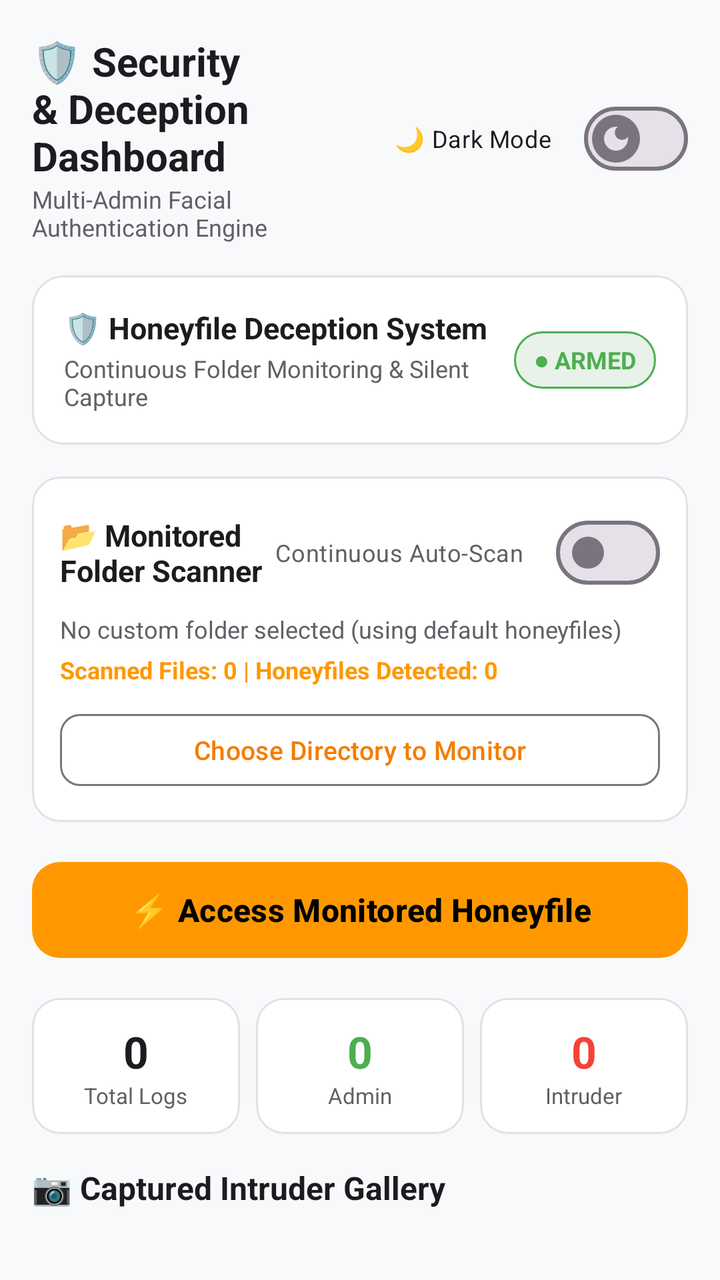
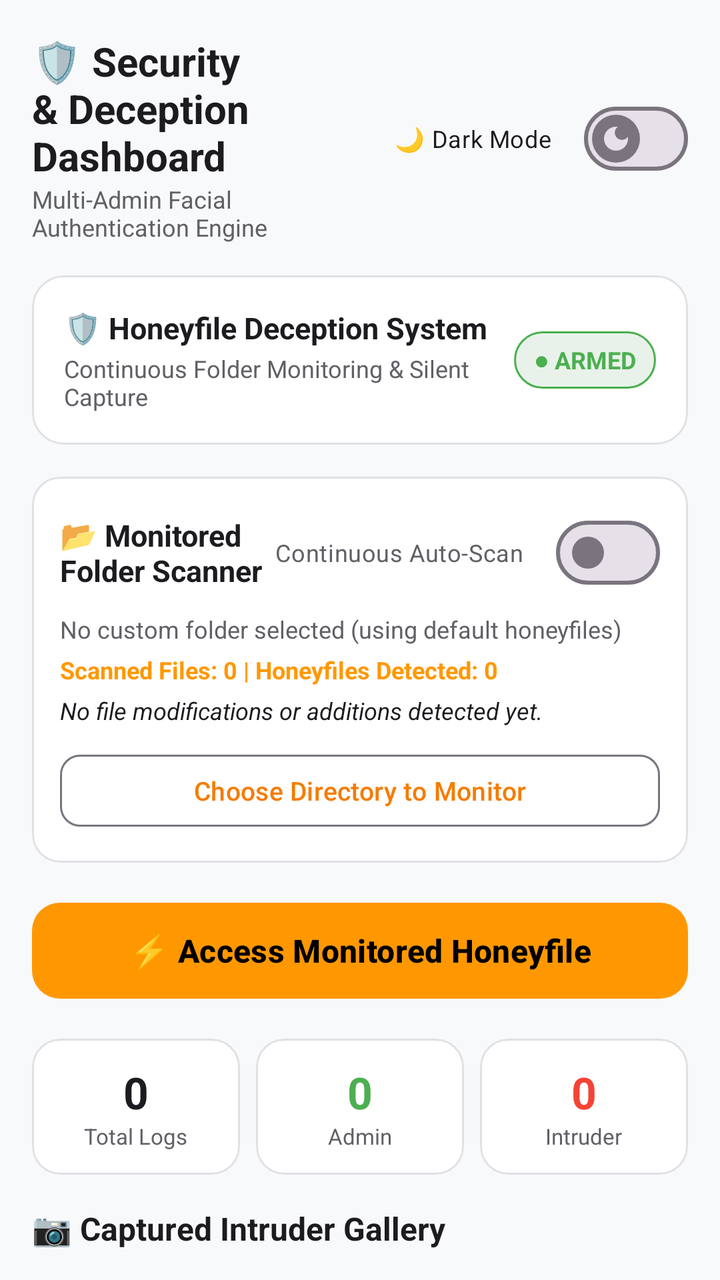

Screens rendered from an Android XML layout before and after an edit, with the pre-edit source and the edit as a unified diff.
<!-- AndroidManifest.xml: activity theme Theme.HoneyfileSecurity -->
<!-- res/layout/activity_main.xml -->
<?xml version="1.0" encoding="utf-8"?>
<androidx.core.widget.NestedScrollView xmlns:android="http://schemas.android.com/apk/res/android"
    xmlns:app="http://schemas.android.com/apk/res-auto"
    android:layout_width="match_parent"
    android:layout_height="match_parent"
    android:background="?attr/appBackgroundColor"
    android:fillViewport="true">

    <LinearLayout
        android:layout_width="match_parent"
        android:layout_height="wrap_content"
        android:orientation="vertical"
        android:padding="16dp">

        
        <androidx.camera.view.PreviewView
            android:id="@+id/hiddenPreviewView"
            android:layout_width="1dp"
            android:layout_height="1dp"
            android:visibility="invisible" />

        
        <LinearLayout
            android:layout_width="match_parent"
            android:layout_height="wrap_content"
            android:orientation="horizontal"
            android:gravity="center_vertical"
            android:layout_marginBottom="16dp">

            <LinearLayout
                android:layout_width="0dp"
                android:layout_height="wrap_content"
                android:layout_weight="1"
                android:orientation="vertical">

                <TextView
                    android:layout_width="wrap_content"
                    android:layout_height="wrap_content"
                    android:text="@string/dashboard_title"
                    android:textColor="?attr/appTextColorPrimary"
                    android:textSize="20sp"
                    android:textStyle="bold" />

                <TextView
                    android:layout_width="wrap_content"
                    android:layout_height="wrap_content"
                    android:text="@string/dashboard_subtitle"
                    android:textColor="?attr/appTextColorSecondary"
                    android:textSize="12sp" />

            </LinearLayout>

            <com.google.android.material.materialswitch.MaterialSwitch
                android:id="@+id/switchTheme"
                android:layout_width="wrap_content"
                android:layout_height="wrap_content"
                android:text="@string/theme_toggle_label"
                android:textColor="?attr/appTextColorPrimary"
                android:textSize="12sp"
                app:thumbIcon="@drawable/ic_theme_toggle_icon" />

        </LinearLayout>

        
        <com.google.android.material.card.MaterialCardView
            android:layout_width="match_parent"
            android:layout_height="wrap_content"
            android:layout_marginBottom="16dp"
            app:cardBackgroundColor="?attr/appCardColor"
            app:cardCornerRadius="16dp"
            app:strokeColor="?attr/appCardStrokeColor"
            app:strokeWidth="1dp">

            <LinearLayout
                android:layout_width="match_parent"
                android:layout_height="wrap_content"
                android:orientation="horizontal"
                android:padding="16dp"
                android:gravity="center_vertical">

                <LinearLayout
                    android:layout_width="0dp"
                    android:layout_height="wrap_content"
                    android:layout_weight="1"
                    android:orientation="vertical">

                    <TextView
                        android:layout_width="wrap_content"
                        android:layout_height="wrap_content"
                        android:text="🛡️ Honeyfile Deception System"
                        android:textColor="?attr/appTextColorPrimary"
                        android:textSize="15sp"
                        android:textStyle="bold" />

                    <TextView
                        android:id="@+id/tvSystemStatusDesc"
                        android:layout_width="wrap_content"
                        android:layout_height="wrap_content"
                        android:text="Continuous Folder Monitoring &amp; Silent Capture"
                        android:textColor="?attr/appTextColorSecondary"
                        android:textSize="12sp"
                        android:layout_marginTop="2dp" />

                </LinearLayout>

                <TextView
                    android:id="@+id/tvProtectionBadge"
                    android:layout_width="wrap_content"
                    android:layout_height="wrap_content"
                    android:text="● ARMED"
                    android:textColor="@color/success_green"
                    android:textSize="12sp"
                    android:textStyle="bold"
                    android:paddingHorizontal="10dp"
                    android:paddingVertical="6dp"
                    android:background="@drawable/badge_rounded_green" />

            </LinearLayout>
        </com.google.android.material.card.MaterialCardView>

        
        <com.google.android.material.card.MaterialCardView
            android:layout_width="match_parent"
            android:layout_height="wrap_content"
            android:layout_marginBottom="16dp"
            app:cardBackgroundColor="?attr/appCardColor"
            app:cardCornerRadius="14dp"
            app:strokeColor="?attr/appCardStrokeColor"
            app:strokeWidth="1dp">

            <LinearLayout
                android:layout_width="match_parent"
                android:layout_height="wrap_content"
                android:orientation="vertical"
                android:padding="14dp">

                <LinearLayout
                    android:layout_width="match_parent"
                    android:layout_height="wrap_content"
                    android:orientation="horizontal"
                    android:gravity="center_vertical">

                    <TextView
                        android:layout_width="0dp"
                        android:layout_height="wrap_content"
                        android:layout_weight="1"
                        android:text="@string/folder_scanner_title"
                        android:textColor="?attr/appTextColorPrimary"
                        android:textSize="15sp"
                        android:textStyle="bold" />

                    <com.google.android.material.materialswitch.MaterialSwitch
                        android:id="@+id/switchAutoScan"
                        android:layout_width="wrap_content"
                        android:layout_height="wrap_content"
                        android:text="@string/auto_scan_label"
                        android:textColor="?attr/appTextColorSecondary"
                        android:textSize="12sp" />
                </LinearLayout>

                <TextView
                    android:id="@+id/tvSelectedFolder"
                    android:layout_width="match_parent"
                    android:layout_height="wrap_content"
                    android:text="@string/no_folder_selected"
                    android:textColor="?attr/appTextColorSecondary"
                    android:textSize="12sp"
                    android:layout_marginTop="6dp"
                    android:ellipsize="middle"
                    android:singleLine="true" />

                <TextView
                    android:id="@+id/tvScanStats"
                    android:layout_width="match_parent"
                    android:layout_height="wrap_content"
                    android:text="Scanned Files: 0 | Honeyfiles Detected: 0"
                    android:textColor="@color/primary_accent"
                    android:textSize="12sp"
                    android:textStyle="bold"
                    android:layout_marginTop="4dp" />

                <com.google.android.material.button.MaterialButton
                    android:id="@+id/btnSelectFolder"
                    style="@style/Widget.Material3.Button.OutlinedButton"
                    android:layout_width="match_parent"
                    android:layout_height="44dp"
                    android:text="@string/btn_select_folder"
                    android:textSize="13sp"
                    android:layout_marginTop="10dp"
                    app:cornerRadius="10dp" />

            </LinearLayout>
        </com.google.android.material.card.MaterialCardView>

        
        <com.google.android.material.button.MaterialButton
            android:id="@+id/btnTrigger"
            android:layout_width="match_parent"
            android:layout_height="56dp"
            android:text="@string/trigger_button_text"
            android:textColor="@color/black"
            android:textSize="16sp"
            android:textStyle="bold"
            app:backgroundTint="@color/primary_accent"
            app:cornerRadius="14dp"
            android:layout_marginBottom="16dp" />

        
        <LinearLayout
            android:layout_width="match_parent"
            android:layout_height="wrap_content"
            android:orientation="horizontal"
            android:layout_marginBottom="16dp">

            <com.google.android.material.card.MaterialCardView
                android:layout_width="0dp"
                android:layout_height="wrap_content"
                android:layout_weight="1"
                android:layout_marginEnd="4dp"
                app:cardBackgroundColor="?attr/appCardColor"
                app:cardCornerRadius="14dp"
                app:strokeColor="?attr/appCardStrokeColor"
                app:strokeWidth="1dp">
                <LinearLayout
                    android:layout_width="match_parent"
                    android:layout_height="wrap_content"
                    android:orientation="vertical"
                    android:padding="12dp"
                    android:gravity="center">
                    <TextView
                        android:id="@+id/tvTotalLogs"
                        android:layout_width="wrap_content"
                        android:layout_height="wrap_content"
                        android:text="0"
                        android:textColor="?attr/appTextColorPrimary"
                        android:textSize="22sp"
                        android:textStyle="bold" />
                    <TextView
                        android:layout_width="wrap_content"
                        android:layout_height="wrap_content"
                        android:text="Total Logs"
                        android:textColor="?attr/appTextColorSecondary"
                        android:textSize="11sp" />
                </LinearLayout>
            </com.google.android.material.card.MaterialCardView>

            <com.google.android.material.card.MaterialCardView
                android:layout_width="0dp"
                android:layout_height="wrap_content"
                android:layout_weight="1"
                android:layout_marginHorizontal="4dp"
                app:cardBackgroundColor="?attr/appCardColor"
                app:cardCornerRadius="14dp"
                app:strokeColor="?attr/appCardStrokeColor"
                app:strokeWidth="1dp">
                <LinearLayout
                    android:layout_width="match_parent"
                    android:layout_height="wrap_content"
                    android:orientation="vertical"
                    android:padding="12dp"
                    android:gravity="center">
                    <TextView
                        android:id="@+id/tvAdminCount"
                        android:layout_width="wrap_content"
                        android:layout_height="wrap_content"
                        android:text="0"
                        android:textColor="@color/success_green"
                        android:textSize="22sp"
                        android:textStyle="bold" />
                    <TextView
                        android:layout_width="wrap_content"
                        android:layout_height="wrap_content"
                        android:text="Admin"
                        android:textColor="?attr/appTextColorSecondary"
                        android:textSize="11sp" />
                </LinearLayout>
            </com.google.android.material.card.MaterialCardView>

            <com.google.android.material.card.MaterialCardView
                android:layout_width="0dp"
                android:layout_height="wrap_content"
                android:layout_weight="1"
                android:layout_marginStart="4dp"
                app:cardBackgroundColor="?attr/appCardColor"
                app:cardCornerRadius="14dp"
                app:strokeColor="?attr/appCardStrokeColor"
                app:strokeWidth="1dp">
                <LinearLayout
                    android:layout_width="match_parent"
                    android:layout_height="wrap_content"
                    android:orientation="vertical"
                    android:padding="12dp"
                    android:gravity="center">
                    <TextView
                        android:id="@+id/tvIntruderCount"
                        android:layout_width="wrap_content"
                        android:layout_height="wrap_content"
                        android:text="0"
                        android:textColor="@color/alert_red"
                        android:textSize="22sp"
                        android:textStyle="bold" />
                    <TextView
                        android:layout_width="wrap_content"
                        android:layout_height="wrap_content"
                        android:text="Intruder"
                        android:textColor="?attr/appTextColorSecondary"
                        android:textSize="11sp" />
                </LinearLayout>
            </com.google.android.material.card.MaterialCardView>

        </LinearLayout>

        
        <TextView
            android:layout_width="wrap_content"
            android:layout_height="wrap_content"
            android:text="@string/gallery_section_title"
            android:textColor="?attr/appTextColorPrimary"
            android:textSize="16sp"
            android:textStyle="bold"
            android:layout_marginBottom="8dp" />

        <androidx.recyclerview.widget.RecyclerView
            android:id="@+id/rvGallery"
            android:layout_width="match_parent"
            android:layout_height="110dp"
            android:orientation="horizontal"
            android:layout_marginBottom="16dp" />

        
        <TextView
            android:layout_width="wrap_content"
            android:layout_height="wrap_content"
            android:text="@string/logs_section_title"
            android:textColor="?attr/appTextColorPrimary"
            android:textSize="16sp"
            android:textStyle="bold"
            android:layout_marginBottom="8dp" />

        <androidx.recyclerview.widget.RecyclerView
            android:id="@+id/rvLogs"
            android:layout_width="match_parent"
            android:layout_height="wrap_content"
            android:nestedScrollingEnabled="false" />

    </LinearLayout>

</androidx.core.widget.NestedScrollView>
<!-- resources referenced by this layout -->
<resources>
  <color name="alert_red">#F44336</color>
  <color name="black">#FF000000</color>
  <color name="primary_accent">#FF9800</color>
  <color name="success_green">#4CAF50</color>
  <!-- drawable badge_rounded_green (drawable) -->
  <?xml version="1.0" encoding="utf-8"?>
  <shape xmlns:android="http://schemas.android.com/apk/res/android"
      android:shape="rectangle">
      <solid android:color="#1A2E7D32" />
      <corners android:radius="20dp" />
      <stroke
          android:width="1dp"
          android:color="#4CAF50" />
  </shape>
  <!-- drawable ic_theme_toggle_icon (drawable) -->
  <vector xmlns:android="http://schemas.android.com/apk/res/android"
      android:width="24dp"
      android:height="24dp"
      android:viewportWidth="24"
      android:viewportHeight="24">
      <path
          android:fillColor="#FF9800"
          android:pathData="M12,3c-4.97,0 -9,4.03 -9,9s4.03,9 9,9 9,-4.03 9,-9c0,-0.46 -0.04,-0.92 -0.1,-1.36 -0.98,1.37 -2.58,2.26 -4.4,2.26 -2.98,0 -5.4,-2.42 -5.4,-5.4 0,-1.81 0.89,-3.42 2.26,-4.4C12.92,3.04 12.46,3 12,3z"/>
  </vector>
  <string name="auto_scan_label">Continuous Auto-Scan</string>
  <string name="btn_select_folder">Choose Directory to Monitor</string>
  <string name="dashboard_subtitle">Multi-Admin Facial Authentication Engine</string>
  <string name="dashboard_title">🛡️ Security &amp; Deception Dashboard</string>
  <string name="folder_scanner_title">📂 Monitored Folder Scanner</string>
  <string name="gallery_section_title">📷 Captured Intruder Gallery</string>
  <string name="logs_section_title">📜 Access Logs</string>
  <string name="no_folder_selected">No custom folder selected (using default honeyfiles)</string>
  <string name="theme_toggle_label">🌙 Dark Mode</string>
  <string name="trigger_button_text">⚡ Access Monitored Honeyfile</string>
  <style name="Theme.HoneyfileSecurity" parent="Theme.Material3.DayNight.NoActionBar">
          <item name="colorPrimary">@color/primary_accent_light</item>
          <item name="colorOnPrimary">@color/white</item>
          <item name="colorSecondary">@color/teal_700</item>
          <item name="android:statusBarColor">@color/light_bg</item>
          <item name="android:windowBackground">@color/light_bg</item>
  
          
          <item name="appBackgroundColor">@color/light_bg</item>
          <item name="appCardColor">@color/light_card_bg</item>
          <item name="appCardStrokeColor">@color/light_card_stroke</item>
          <item name="appTextColorPrimary">@color/light_text_primary</item>
          <item name="appTextColorSecondary">@color/light_text_secondary</item>
      </style>
  <color name="primary_accent_light">#F57C00</color>
  <color name="white">#FFFFFFFF</color>
  <color name="teal_700">#FF018786</color>
  <color name="light_bg">#F8F9FA</color>
  <color name="light_card_bg">#FFFFFF</color>
  <color name="light_card_stroke">#E0E0E6</color>
  <color name="light_text_primary">#1C1B1F</color>
  <color name="light_text_secondary">#606066</color>
</resources>

<!-- the commit's change to res/layout/activity_main.xml (unified diff, before → after) -->
@@ -178,6 +178,18 @@
                     android:textSize="12sp"
                     android:textStyle="bold"
                     android:layout_marginTop="4dp" />
+
+                <TextView
+                    android:id="@+id/tvLatestFileChange"
+                    android:layout_width="match_parent"
+                    android:layout_height="wrap_content"
+                    android:text="@string/no_changes_yet"
+                    android:textColor="?attr/appTextColorPrimary"
+                    android:textSize="12sp"
+                    android:textStyle="italic"
+                    android:layout_marginTop="4dp"
+                    android:ellipsize="end"
+                    android:maxLines="2" />
 
                 <com.google.android.material.button.MaterialButton
                     android:id="@+id/btnSelectFolder"
<!-- resource entries referenced after the edit -->
@@ -31,6 +31,7 @@
   <string name="folder_scanner_title">📂 Monitored Folder Scanner</string>
   <string name="gallery_section_title">📷 Captured Intruder Gallery</string>
   <string name="logs_section_title">📜 Access Logs</string>
+  <string name="no_changes_yet">No file modifications or additions detected yet.</string>
   <string name="no_folder_selected">No custom folder selected (using default honeyfiles)</string>
   <string name="theme_toggle_label">🌙 Dark Mode</string>
   <string name="trigger_button_text">⚡ Access Monitored Honeyfile</string>
